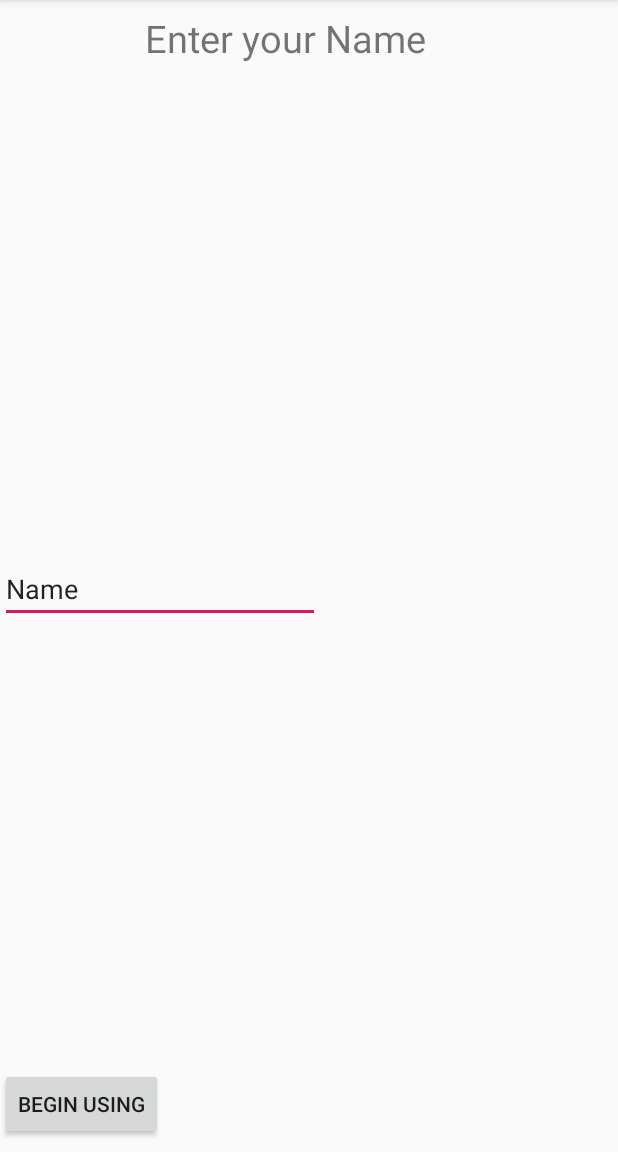
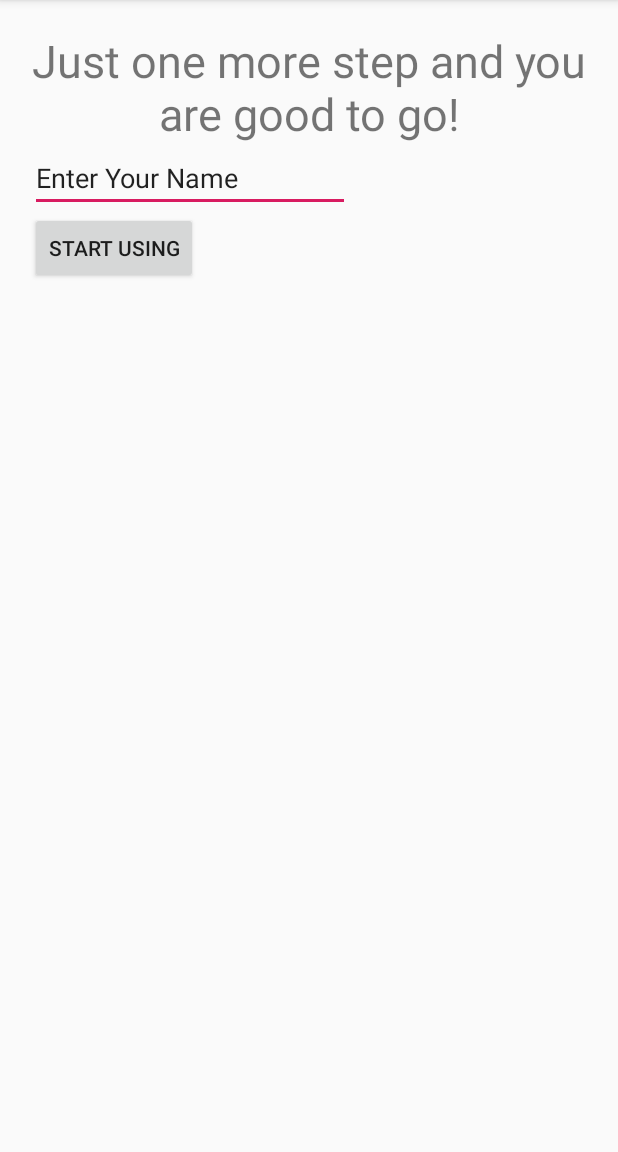
Before and after one commit to hritikaggarwal2/OVER-HEAR, an Android app: the SetupPage screen opened directly, with no data from a screen before it, on a phone screen of 412 x 824 dp, the part 84-1236 px from its top. Run offline under Robolectric (Android 15) with nearby library versions, the light colour scheme and no system bars.

Commit message:
Subtle Changes

```diff
--- a/app/src/main/java/com/hritikaggarwal/hearout/SetupPage.java
+++ b/app/src/main/java/com/hritikaggarwal/hearout/SetupPage.java
@@ -5,13 +5,9 @@ import android.content.Intent;
 import android.content.SharedPreferences;
 import android.support.v7.app.AppCompatActivity;
 import android.os.Bundle;
-import android.util.Log;
 import android.view.View;
 import android.widget.Button;
 import android.widget.EditText;
-import android.widget.Toast;
-
-import java.io.FileOutputStream;
 
 public class SetupPage extends AppCompatActivity {
 
@@ -20,7 +16,7 @@ public class SetupPage extends AppCompatActivity {
         super.onCreate(savedInstanceState);
         setContentView(R.layout.activity_setup_page);
 
-        Button btn = (Button) findViewById(R.id.button2);
+        Button btn = (Button) findViewById(R.id.start_using);
 
         btn.setOnClickListener(new View.OnClickListener() {
             @Override
--- a/app/src/main/res/layout/activity_setup_page.xml
+++ b/app/src/main/res/layout/activity_setup_page.xml
@@ -1,44 +1,42 @@
 <?xml version="1.0" encoding="utf-8"?>
-<android.support.constraint.ConstraintLayout xmlns:android="http://schemas.android.com/apk/res/android"
+<LinearLayout xmlns:android="http://schemas.android.com/apk/res/android"
     xmlns:app="http://schemas.android.com/apk/res-auto"
     xmlns:tools="http://schemas.android.com/tools"
     android:layout_width="match_parent"
     android:layout_height="match_parent"
+    android:layout_margin="@dimen/fab_margin"
+    android:orientation="vertical"
     tools:context=".SetupPage">
 
     <TextView
         android:id="@+id/Display"
-        android:layout_width="219dp"
-        android:layout_height="65dp"
-        android:layout_marginStart="8dp"
-        android:layout_marginTop="8dp"
-        android:layout_marginEnd="8dp"
-        android:text="Enter your Name"
-        android:textSize="25sp"
+        android:layout_width="match_parent"
+        android:layout_height="wrap_content"
+        android:layout_marginStart="0dp"
+        android:layout_marginTop="0dp"
+        android:layout_marginEnd="0dp"
+        android:gravity="top"
+        android:text="@string/setup_header"
+        android:textAlignment="center"
+        android:textSize="30sp"
         app:layout_constraintEnd_toEndOf="parent"
         app:layout_constraintStart_toStartOf="parent"
         app:layout_constraintTop_toTopOf="parent" />
-
-    <Button
-        android:id="@+id/button2"
-        android:layout_width="wrap_content"
-        android:layout_height="wrap_content"
-        android:layout_marginBottom="8dp"
-        android:onClick="ListeningPage"
-        android:text="Begin Using"
-        app:layout_constraintBottom_toBottomOf="parent"
-        tools:layout_editor_absoluteX="151dp" />
 
     <EditText
         android:id="@+id/editText"
         android:layout_width="wrap_content"
         android:layout_height="wrap_content"
-        android:layout_marginTop="8dp"
-        android:layout_marginBottom="8dp"
         android:ems="10"
         android:inputType="textPersonName"
-        android:text="Name"
-        app:layout_constraintBottom_toTopOf="@+id/button2"
-        app:layout_constraintTop_toBottomOf="@+id/Display"
-        tools:layout_editor_absoluteX="102dp" />
-</android.support.constraint.ConstraintLayout>
+        android:text="@string/setup_input"
+        app:layout_constraintBottom_toTopOf="@+id/start_using"
+        app:layout_constraintTop_toBottomOf="@+id/Display" />
+
+    <Button
+        android:id="@+id/start_using"
+        android:layout_width="wrap_content"
+        android:layout_height="wrap_content"
+        android:text="@string/setup_button" />
+
+</LinearLayout>
--- a/app/src/main/res/values/dimens.xml
+++ b/app/src/main/res/values/dimens.xml
@@ -1,3 +1,3 @@
 <resources>
-    <dimen name="fab_margin">16dp</dimen>
+    <dimen name="fab_margin">20dp</dimen>
 </resources>
--- a/app/src/main/res/values/strings.xml
+++ b/app/src/main/res/values/strings.xml
@@ -7,4 +7,11 @@
     <string name="home_button_option2">START</string>
 
 
+    <!-- SETUP PAGE -->
+    <string name="setup_header">Just one more step and you are good to go!</string>
+    <string name="setup_input">Enter Your Name</string>
+    <string name="setup_button">START USING</string>
+
+
+
 </resources>
```
